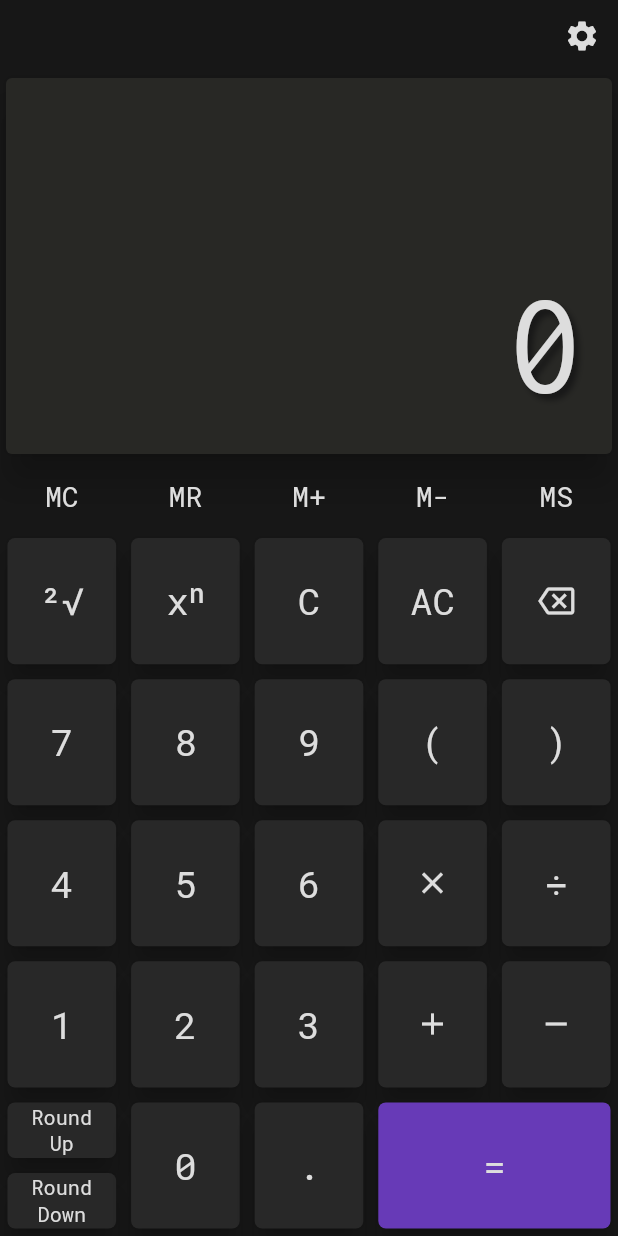
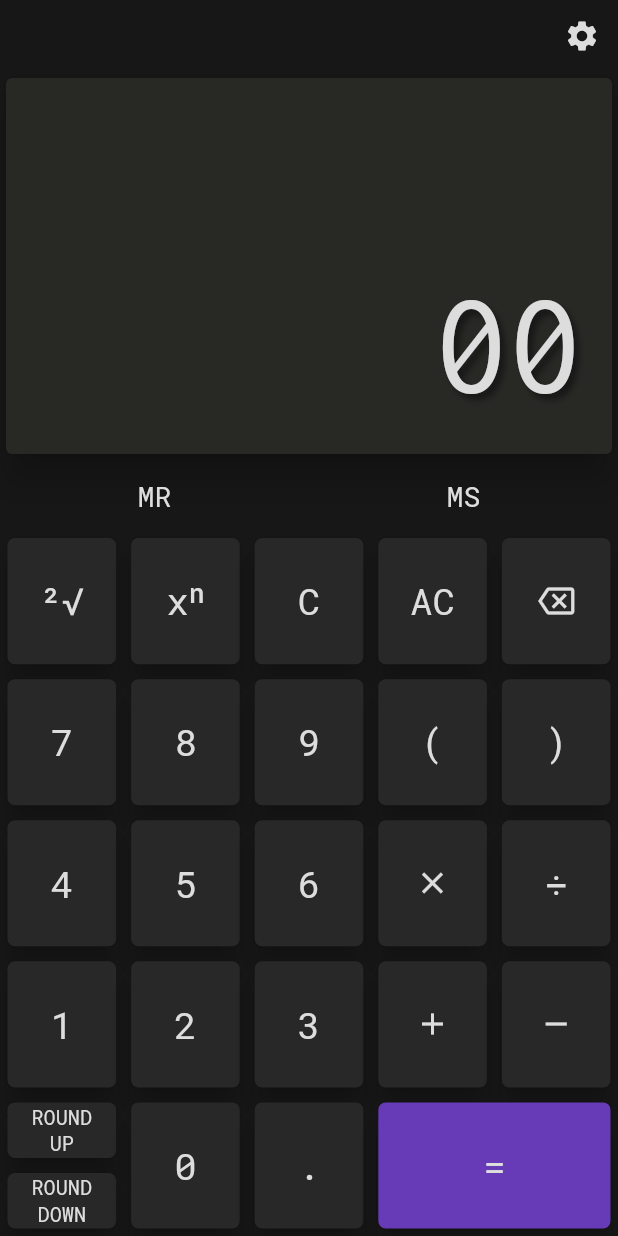
Before and after one commit to lucas-marianno/flutter_calculator_math_parser, a Flutter app: the screen it shows after launch, after a tap on "MR", on a phone screen of 412 x 824 dp. Run offline on Flutter 3.47's test engine with Material 2 defaults, Android fonts, the phone set to English and light mode, and no system bars; our stand-ins replace google_fonts.

Commit message:
logic completed

```diff
--- a/lib/buttons.dart
+++ b/lib/buttons.dart
@@ -27,33 +27,10 @@ class ButtonId {
       ac = 'AC',
       delete = '<-',
       power = '^',
-      mc = 'MC',
       mr = 'MR',
-      mAdd = 'M+',
-      mSub = 'M-',
       ms = 'MS',
       pi = 'pi';
   ButtonId();
-}
-
-class FunctionButton extends StatelessWidget {
-  final String keyText;
-  const FunctionButton(this.keyText, {super.key});
-
-  @override
-  Widget build(BuildContext context) {
-    return Expanded(
-      child: Padding(
-        padding:
-            EdgeInsets.symmetric(horizontal: DefaultSizes.defaultKeyPadding),
-        child: TextButton(
-          style: functionButtonStyle(),
-          onPressed: () {},
-          child: Text(keyText),
-        ),
-      ),
-    );
-  }
 }
 
 class ButtonLabel extends StatelessWidget {
@@ -92,28 +69,18 @@ class ButtonLabel extends StatelessWidget {
         case ButtonId.rndUp:
           label = Column(
             children: const [
-              Text('Round'),
-              Text('Up'),
+              Text('ROUND'),
+              Text('UP'),
             ],
           );
           break;
         case ButtonId.rndDown:
           label = label = Column(
             children: const [
-              Text('Round'),
-              Text('Down'),
+              Text('ROUND'),
+              Text('DOWN'),
             ],
           );
-          break;
-        case ButtonId.mc:
-          break;
-        case ButtonId.mr:
-          break;
-        case ButtonId.mAdd:
-          break;
-        case ButtonId.mSub:
-          break;
-        case ButtonId.ms:
           break;
         case ButtonId.pi:
           label = const Text('\u03c0');
@@ -122,6 +89,27 @@ class ButtonLabel extends StatelessWidget {
     }
 
     return FittedBox(child: label);
+  }
+}
+
+class FunctionButton extends StatelessWidget {
+  final String buttonId;
+  final Function buttonFunction;
+  const FunctionButton(this.buttonId, this.buttonFunction, {super.key});
+
+  @override
+  Widget build(BuildContext context) {
+    return Expanded(
+      child: Padding(
+        padding:
+            EdgeInsets.symmetric(horizontal: DefaultSizes.defaultKeyPadding),
+        child: TextButton(
+          style: functionButtonStyle(),
+          onPressed: () => buttonFunction(buttonId),
+          child: Text(buttonId),
+        ),
+      ),
+    );
   }
 }
 
--- a/lib/keyboard_layout.dart
+++ b/lib/keyboard_layout.dart
@@ -32,12 +32,9 @@ class MemRow extends StatelessWidget {
     return Expanded(
       child: Row(
         mainAxisAlignment: MainAxisAlignment.center,
-        children: const [
-          FunctionButton(ButtonId.mc),
-          FunctionButton(ButtonId.mr),
-          FunctionButton(ButtonId.mAdd),
-          FunctionButton(ButtonId.mSub),
-          FunctionButton(ButtonId.ms),
+        children: [
+          FunctionButton(ButtonId.mr, updateScreenFunction),
+          FunctionButton(ButtonId.ms, updateScreenFunction),
         ],
       ),
     );
@@ -150,7 +147,7 @@ class Row4 extends StatelessWidget {
         children: [
           Expanded(
               child: Column(
-                crossAxisAlignment: CrossAxisAlignment.stretch,
+            crossAxisAlignment: CrossAxisAlignment.stretch,
             children: [
               DefaultButton(ButtonId.rndUp, updateScreenFunction),
               DefaultButton(ButtonId.rndDown, updateScreenFunction),
--- a/lib/logic.dart
+++ b/lib/logic.dart
@@ -5,6 +5,8 @@ import 'package:flutter/material.dart';
 import 'equal_logic.dart';
 
 String lastBtnPressed = '';
+List<Widget> mathHistory = [];
+num memory = 0;
 
 class Logic {
   final String buttonId;
@@ -13,46 +15,75 @@ class Logic {
   Logic(this.buttonId, this.currentScreen);
 
   static String newScreenValue(String buttonId, String currentScreen) {
-    if (lastBtnPressed == ButtonId.equal && '0123456789.'.contains(buttonId)) {
+    if ((lastBtnPressed == ButtonId.equal ||lastBtnPressed == ButtonId.ms) && '0123456789.'.contains(buttonId)) {
       currentScreen = '0';
     }
 
     lastBtnPressed = buttonId;
 
-    //if (currentScreen == expressionError) buttonId = ButtonId.c;
-
+    // equal pressed
     if (buttonId == ButtonId.equal) {
-      memory.add(MemoryEntry(currentScreen, calculateMathExpr(currentScreen)));
+      mathHistory
+          .add(MemoryEntry(currentScreen, calculateMathExpr(currentScreen)));
       return calculateMathExpr(currentScreen);
+      // C pressed
     } else if (buttonId == ButtonId.c) {
       return '0';
+      // AC pressed
     } else if (buttonId == ButtonId.ac) {
-      memory = [];
+      memory = 0;
+      mathHistory = [];
       return '0';
+      // DEL pressed
     } else if (buttonId == ButtonId.delete) {
       if (currentScreen.length <= 1) return currentScreen;
       return currentScreen.substring(0, currentScreen.length - 1);
-    } else if (buttonId == ButtonId.squareRoot &&
+    } else if (buttonId == ButtonId.ms) {
+      lastBtnPressed = ButtonId.ms;
+      memory = num.parse(calculateMathExpr(currentScreen));
+      return currentScreen;
+    } else if (buttonId == ButtonId.mr) {
+      return currentScreen + memory.toString();
+      // no math screen
+    } else if (currentScreen != '0' &&
+        (buttonId == ButtonId.squareRoot) &&
         !currentScreen.contains(
             RegExp('[*-+${ButtonId.divide}${ButtonId.squareRoot}]'))) {
-      return currentScreen == '0' ? buttonId : buttonId + currentScreen;
+      // sqrt pressed
+      if (buttonId == ButtonId.squareRoot) {
+        return currentScreen == '0' ? buttonId : buttonId + currentScreen;
+        // round up pressed
+      } else if (buttonId == ButtonId.rndUp) {
+        return num.parse(currentScreen).ceil().toString();
+        // round down pressed
+      } else if (buttonId == ButtonId.rndDown) {
+        return num.parse(currentScreen).floor().toString();
+      }
+      // this should never return
+      return '?';
     } else {
+      // round up pressed
+      if (buttonId == ButtonId.rndUp) {
+        return num.parse(calculateMathExpr(currentScreen)).ceil().toString();
+        // round down pressed
+      } else if (buttonId == ButtonId.rndDown) {
+        return num.parse(calculateMathExpr(currentScreen)).floor().toString();
+      }
+
       return currentScreen == '0' ? buttonId : currentScreen + buttonId;
     }
   }
 
   static Widget newMemoryScreenValue() {
-    if (memory.length > 6) {
-      memory = memory.sublist(1);
+    if (mathHistory.length > 6) {
+      mathHistory = mathHistory.sublist(1);
     }
 
     return Expanded(
       child: Column(
         crossAxisAlignment: CrossAxisAlignment.stretch,
-        children: memory,
+        children: mathHistory,
       ),
     );
   }
 }
-
-List<Widget> memory = [];
--- a/lib/screen.dart
+++ b/lib/screen.dart
@@ -54,7 +54,7 @@ class MemoryEntry extends StatelessWidget {
     return Expanded(
       child: FittedBox(
         fit: BoxFit.contain,
-        alignment: Alignment.centerRight,
+        alignment: Alignment.bottomRight,
         child: Text(
           '$entry=$result',
           style: displayTextStyle(),
```
